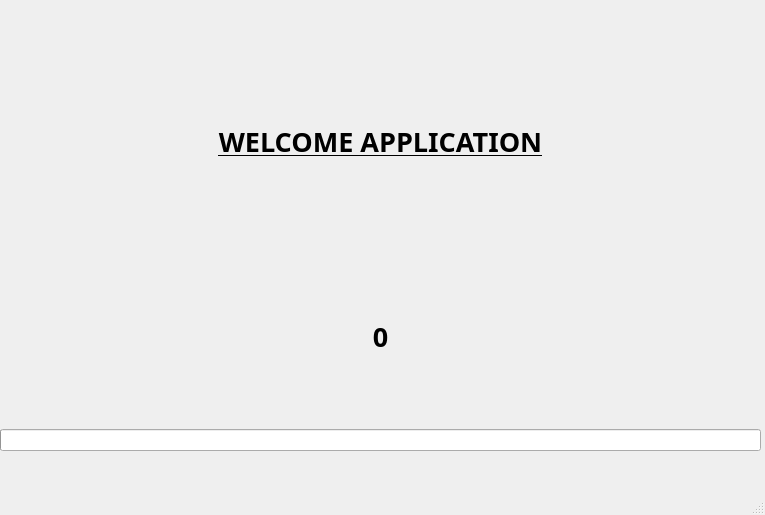
Before: the Qt Designer form mainwindow.ui in Nourreddine1920/Serial_Port_COM, drawn with Qt 5.
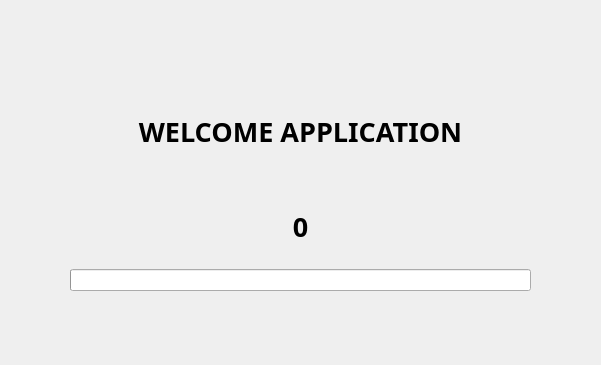
After: the same form once the commit is applied.

Diff of the .ui file:
```diff
--- a/mainwindow.ui
+++ b/mainwindow.ui
@@ -6,8 +6,8 @@
    <rect>
     <x>0</x>
     <y>0</y>
-    <width>765</width>
-    <height>515</height>
+    <width>601</width>
+    <height>365</height>
    </rect>
   </property>
   <property name="windowTitle">
@@ -17,10 +17,10 @@
    <widget class="QWidget" name="layoutWidget">
     <property name="geometry">
      <rect>
-      <x>0</x>
-      <y>40</y>
-      <width>761</width>
-      <height>411</height>
+      <x>70</x>
+      <y>80</y>
+      <width>461</width>
+      <height>211</height>
      </rect>
     </property>
     <layout class="QVBoxLayout" name="verticalLayout_2">
@@ -31,7 +31,7 @@
          <family>Goudy Old Style</family>
          <pointsize>20</pointsize>
          <bold>true</bold>
-         <underline>true</underline>
+         <underline>false</underline>
         </font>
        </property>
        <property name="text">
@@ -76,17 +76,6 @@
     </layout>
    </widget>
   </widget>
-  <widget class="QMenuBar" name="menubar">
-   <property name="geometry">
-    <rect>
-     <x>0</x>
-     <y>0</y>
-     <width>765</width>
-     <height>22</height>
-    </rect>
-   </property>
-  </widget>
-  <widget class="QStatusBar" name="statusbar"/>
  </widget>
  <resources/>
  <connections/>
```
